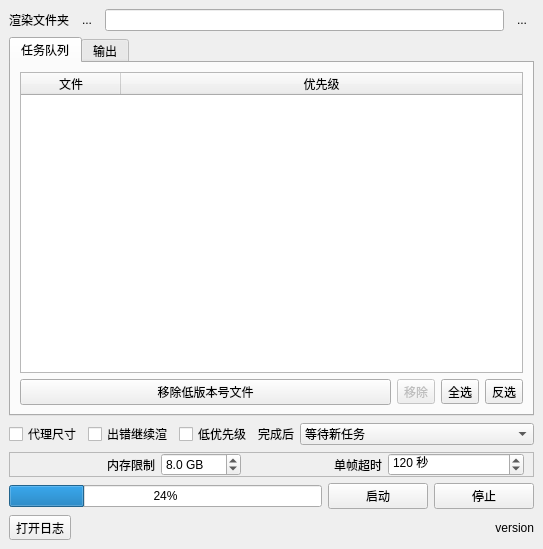
Qt form mainwindow.ui (NateScarlet/NukeBatchRender) before a commit.
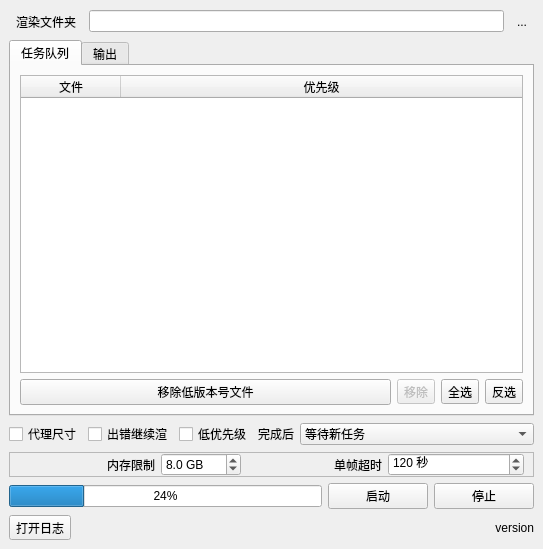
The same form after that commit.

The edit to the form file:
```diff
--- a/mainwindow.ui
+++ b/mainwindow.ui
@@ -18,16 +18,12 @@
     <item>
      <layout class="QHBoxLayout" name="horizontalLayout_2">
       <item>
-       <widget class="QLabel" name="label">
+       <widget class="QToolButton" name="toolButtonOpenDir">
         <property name="text">
          <string>渲染文件夹</string>
         </property>
-       </widget>
-      </item>
-      <item>
-       <widget class="QToolButton" name="toolButtonOpenDir">
-        <property name="text">
-         <string>...</string>
+        <property name="toolButtonStyle">
+         <enum>Qt::ToolButtonTextBesideIcon</enum>
         </property>
         <property name="autoRaise">
          <bool>true</bool>
```
